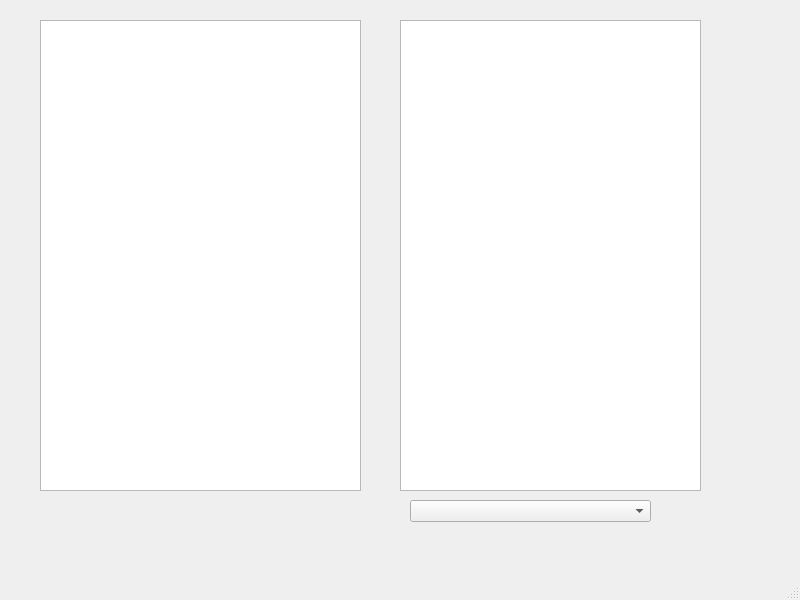
This is UI/teacher.ui in Scykorr/dmitr_test_text as Qt 5 draws it before an edit. The edited form follows.
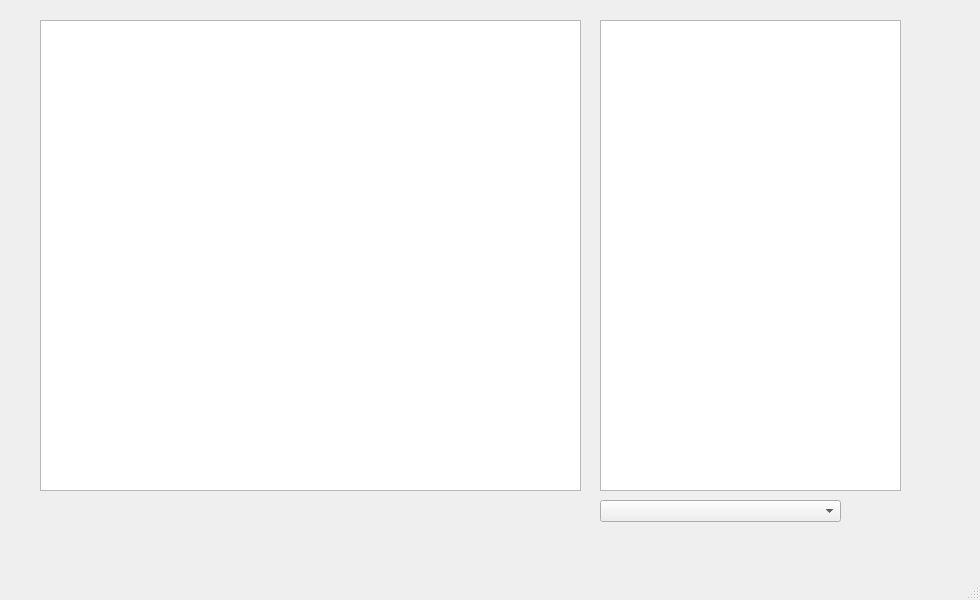
This is the edited form. The open tabs and pages were chosen to show the change.

Patch:
```diff
--- a/UI/teacher.ui
+++ b/UI/teacher.ui
@@ -6,7 +6,7 @@
    <rect>
     <x>0</x>
     <y>0</y>
-    <width>800</width>
+    <width>980</width>
     <height>600</height>
    </rect>
   </property>
@@ -19,7 +19,7 @@
      <rect>
       <x>30</x>
       <y>10</y>
-      <width>721</width>
+      <width>911</width>
       <height>531</height>
      </rect>
     </property>
@@ -93,7 +93,7 @@
        <rect>
         <x>10</x>
         <y>10</y>
-        <width>321</width>
+        <width>541</width>
         <height>471</height>
        </rect>
       </property>
@@ -101,7 +101,7 @@
      <widget class="QTableWidget" name="tableWidget_2">
       <property name="geometry">
        <rect>
-        <x>370</x>
+        <x>570</x>
         <y>10</y>
         <width>301</width>
         <height>471</height>
@@ -111,7 +111,7 @@
      <widget class="QComboBox" name="comboBox">
       <property name="geometry">
        <rect>
-        <x>380</x>
+        <x>570</x>
         <y>490</y>
         <width>241</width>
         <height>22</height>
```
Left out of the diff: 2 changed lines with no effect on the pictures.
